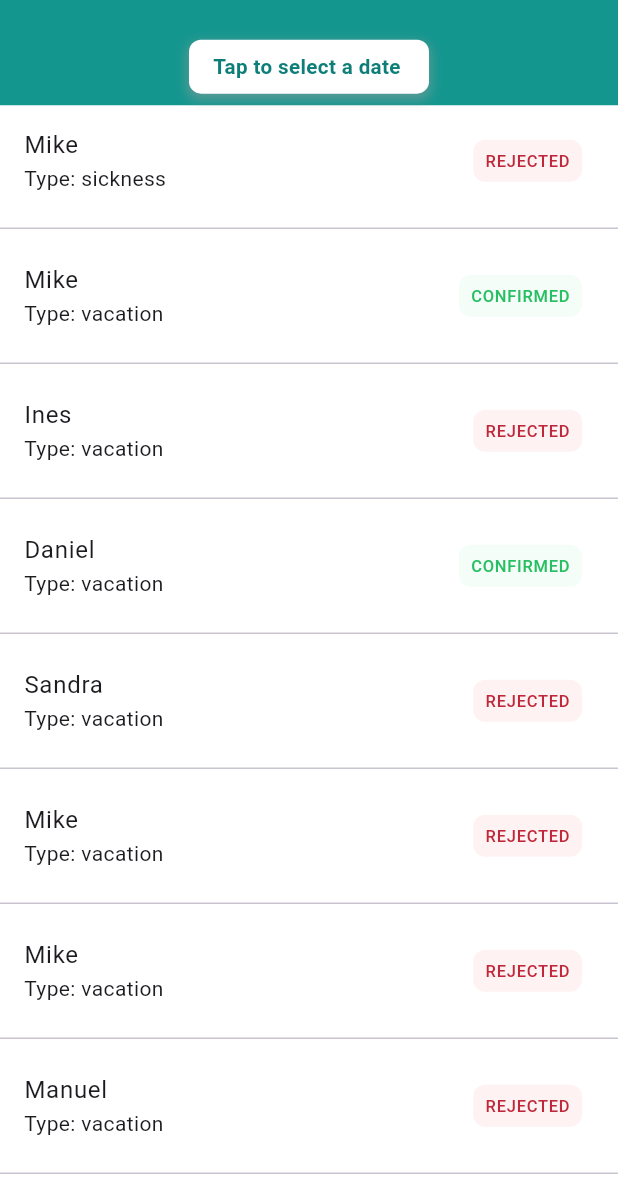
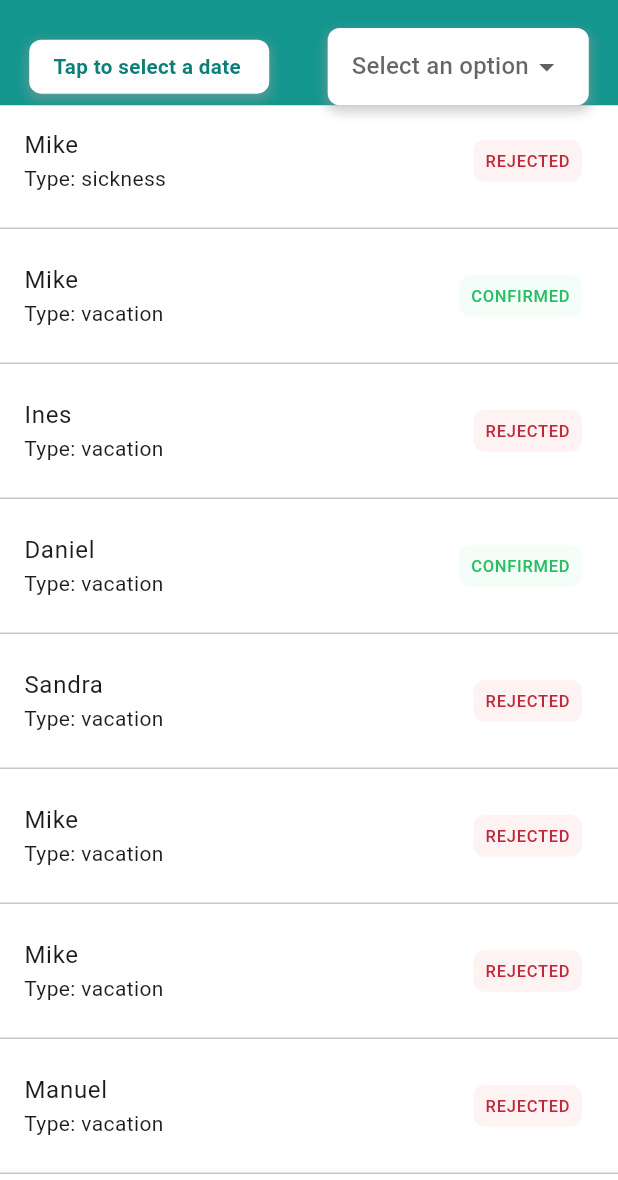
Before and after one commit to M4RZB4Ni/Absence-Manager-Flutter, a Flutter app: the screen it shows after launch, on a phone screen of 412 x 824 dp, the part 56-1236 px from its top. Run offline on Flutter 3.47's test engine with Material 3 defaults, Android fonts, the phone set to English and light mode, and no system bars; drawn by our look-alikes of flutter_slidable; our stand-ins replace flutter_screenutil, freezed_annotation, get, lottie; generated files the repository leaves out were written again; project files that could hold a hidden picture were left out.

Commit message:
Feat: filtering list by absence type has been done by writing a separated widget.
Description: the drop_down_picker_widget.dart allows the user to select a type from the dropdown widget and pass the selected type to view to be accessible by viewModel.

Took 28 minutes

```diff
--- /dev/null
+++ b/lib/presentation/components/drop_down_picker_widget.dart
@@ -0,0 +1,75 @@
+import 'package:flutter/material.dart';
+
+typedef StringSelectionCallback = ValueChanged<String?>;
+
+class StringDropdownWidget extends StatefulWidget {
+  final StringSelectionCallback onStringSelected;
+  final List<String> options;
+
+  const StringDropdownWidget({
+    super.key,
+    required this.onStringSelected,
+    required this.options,
+  });
+
+  @override
+  StringDropdownWidgetState createState() => StringDropdownWidgetState();
+}
+
+class StringDropdownWidgetState extends State<StringDropdownWidget> {
+  String? _selectedOption;
+
+  void _resetSelection() {
+    setState(() {
+      _selectedOption = null;
+    });
+    widget.onStringSelected(null);
+  }
+
+  @override
+  Widget build(BuildContext context) {
+    return Container(
+      padding: const EdgeInsets.symmetric(horizontal: 16, vertical: 8),
+      decoration: BoxDecoration(
+        color: Colors.white,
+        borderRadius: BorderRadius.circular(8),
+        boxShadow: [
+          BoxShadow(
+            color: Colors.grey.withOpacity(0.5),
+            spreadRadius: 1,
+            blurRadius: 6,
+            offset: const Offset(0, 3),
+          ),
+        ],
+      ),
+      child: Row(
+        children: [
+          DropdownButtonHideUnderline(
+            child: DropdownButton<String>(
+              value: _selectedOption,
+              icon: const Icon(Icons.arrow_drop_down),
+              items: widget.options.map<DropdownMenuItem<String>>((String value) {
+                return DropdownMenuItem<String>(
+                  value: value,
+                  child: Text(value),
+                );
+              }).toList(),
+              onChanged: (String? newValue) {
+                setState(() {
+                  _selectedOption = newValue;
+                });
+                widget.onStringSelected(newValue);
+              },
+              hint: const Text('Select an option'),
+            ),
+          ),
+          if (_selectedOption != null)
+            IconButton(
+              icon: const Icon(Icons.clear),
+              onPressed: _resetSelection,
+            ),
+        ],
+      ),
+    );
+  }
+}
--- a/lib/presentation/home/home_view.dart
+++ b/lib/presentation/home/home_view.dart
@@ -2,6 +2,7 @@ import 'package:communere/app/base/base_view.dart';
 import 'package:communere/app/extentions/extensions.dart';
 import 'package:communere/app/resources/app_colors.dart';
 import 'package:communere/presentation/components/date_picker_widget.dart';
+import 'package:communere/presentation/components/drop_down_picker_widget.dart';
 import 'package:communere/presentation/components/skeleton_list.dart';
 import 'package:communere/presentation/home/components/absence_item.dart';
 import 'package:flutter/material.dart';
@@ -70,11 +71,11 @@ class HomeView extends BaseView<HomeViewModel> {
               mainAxisAlignment: MainAxisAlignment.spaceAround,
               children: [
                 DatePickerWidget(
-                    onDateChanged: (value) {
-                      controller.filterByDate(value);
-                    },
+                  onDateChanged: (value) => controller.filterByDate(value),
                 ),
-
+                StringDropdownWidget(
+                    onStringSelected: (value) => controller.filterByType(value),
+                    options: const ["Sickness", "Vacation",])
               ],
             ),
           )),
```
Also changed, not shown: lib/presentation/home/home_view_model.dart (+7 -2 lines).
